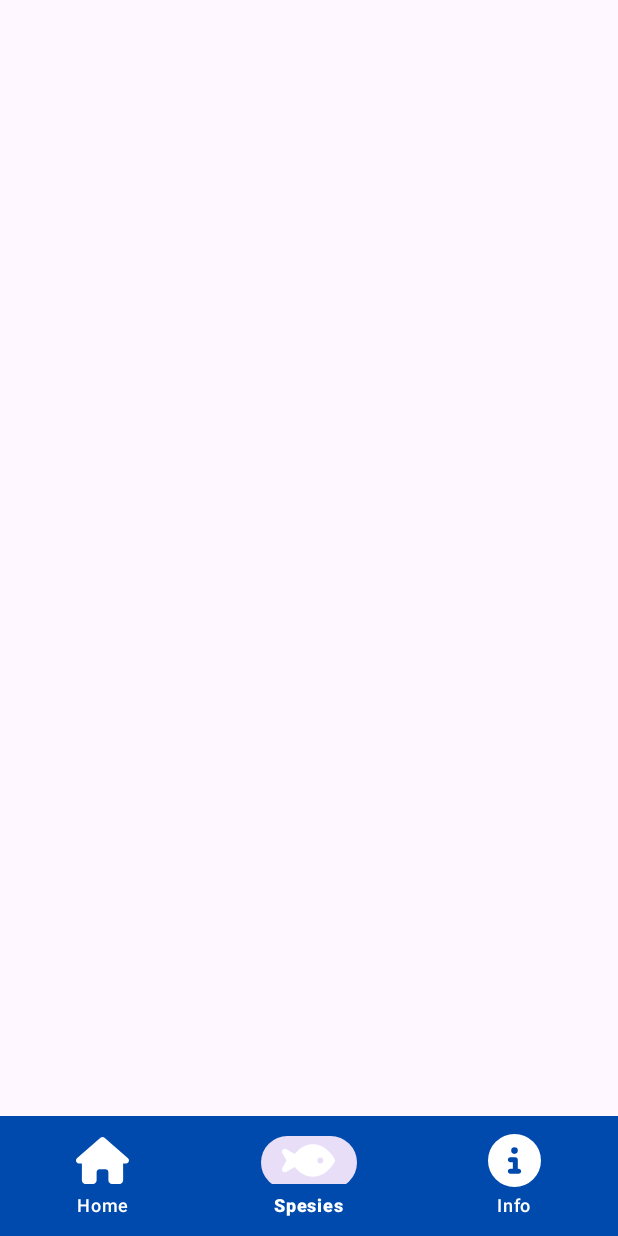
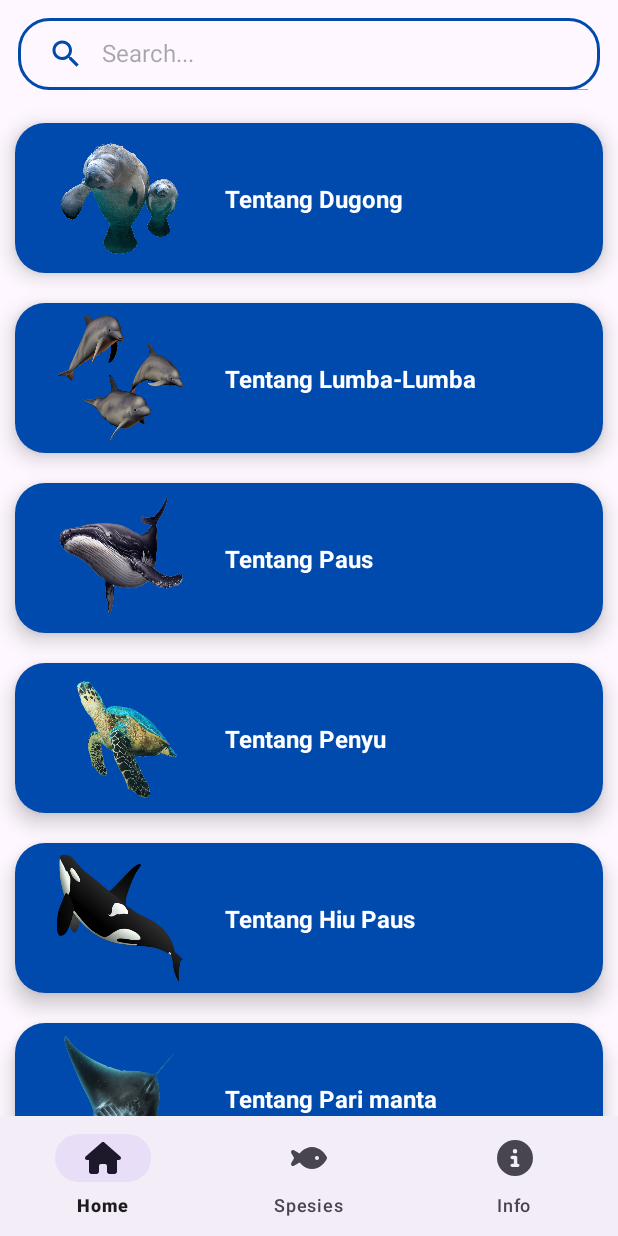
Before and after one commit to Claraindriani1764/TA_PM1_IF22DX_RISFARA, an Android app: the screen it shows after launch (MainActivity before the commit, SpesiesActivity after it), item 2 of the bottom bar chosen, on a phone screen of 412 x 824 dp. Run offline under Robolectric (Android 15) with nearby library versions, the phone set to English and light mode, and no system bars.

Commit message:
risma : MENGGANTI FRAGMENT JD SPESIES ACITVITY

```diff
--- a/PROGRAM/app/src/main/AndroidManifest.xml
+++ b/PROGRAM/app/src/main/AndroidManifest.xml
@@ -13,6 +13,9 @@
         android:theme="@style/Theme.SeaCare"
         tools:targetApi="31">
         <activity
+            android:name=".SpesiesActivity"
+            android:exported="false" />
+        <activity
             android:name=".DetailActivityspesies"
             android:exported="false" />
         <activity
--- /dev/null
+++ b/PROGRAM/app/src/main/java/com/uti/seacare/AdapterClass.kt
@@ -0,0 +1,39 @@
+package com.uti.seacare
+
+import android.view.LayoutInflater
+import android.view.View
+import android.view.ViewGroup
+import android.widget.ImageView
+import android.widget.TextView
+import androidx.recyclerview.widget.RecyclerView
+
+class AdapterClass(private val dataList: ArrayList<DataClass>) :
+    RecyclerView.Adapter<AdapterClass.ViewHolderClass>() {
+
+    var onItemClick: ((DataClass) -> Unit)? = null
+
+    override fun onCreateViewHolder(parent: ViewGroup, viewType: Int): ViewHolderClass {
+        val itemView = LayoutInflater.from(parent.context)
+            .inflate(R.layout.item_layoutspesies, parent, false)
+        return ViewHolderClass(itemView)
+    }
+
+    override fun onBindViewHolder(holder: ViewHolderClass, position: Int) {
+        val currentItem = dataList[position]
+        holder.rvImage.setImageResource(currentItem.dataImage)
+        holder.rvTitle.text = currentItem.dataTitle
+
+        holder.itemView.setOnClickListener {
+            onItemClick?.invoke(currentItem)
+        }
+    }
+
+    override fun getItemCount(): Int {
+        return dataList.size
+    }
+
+    class ViewHolderClass(itemView: View) : RecyclerView.ViewHolder(itemView) {
+        val rvImage: ImageView = itemView.findViewById(R.id.image)
+        val rvTitle: TextView = itemView.findViewById(R.id.title)
+    }
+}
--- a/PROGRAM/app/src/main/java/com/uti/seacare/AdapterSpesies.kt
+++ /dev/null
@@ -1,38 +0,0 @@
-package com.uti.seacare
-
-import android.view.LayoutInflater
-import android.view.View
-import android.view.ViewGroup
-import android.widget.ImageView
-import android.widget.TextView
-import androidx.recyclerview.widget.RecyclerView
-
-
-class AdapterSpesies(private val dataList: ArrayList<DataClassspesies>):
-    RecyclerView.Adapter<AdapterSpesies.ViewHolderClass>() {
-
-    var onItemClick: ((DataClassspesies)-> Unit)? = null
-    override fun onCreateViewHolder(parent: ViewGroup, viewType: Int): ViewHolderClass {
-        val itemView = LayoutInflater.from(parent.context).
-        inflate(R.layout.item_layoutspesies,parent, false)
-        return ViewHolderClass(itemView)
-    }
-
-    override fun onBindViewHolder(holder: ViewHolderClass, position: Int) {
-        val currenItem = dataList[position]
-        holder.rvImage.setImageResource(currenItem.dataImage)
-        holder.rvtitle.text = currenItem.dataTitle
-
-        holder.itemView.setOnClickListener{
-            onItemClick?.invoke(currenItem)
-        }
-    }
-
-    override fun getItemCount(): Int {
-        return dataList.size
-    }
-    class ViewHolderClass(itemView: View) : RecyclerView.ViewHolder(itemView) {
-        val rvImage: ImageView = itemView.findViewById(R.id.image)
-        val rvtitle: TextView = itemView.findViewById(R.id.title)
-    }
-}
--- /dev/null
+++ b/PROGRAM/app/src/main/java/com/uti/seacare/DataClass.kt
@@ -0,0 +1,6 @@
+package com.uti.seacare
+
+data class DataClass(
+    val dataImage: Int,
+    val dataTitle: String
+)
--- a/PROGRAM/app/src/main/java/com/uti/seacare/DataClassspesies.kt
+++ /dev/null
@@ -1,3 +0,0 @@
-package com.uti.seacare
-
-data class DataClassspesies(var dataImage:Int, var dataTitle:String)
--- a/PROGRAM/app/src/main/java/com/uti/seacare/MainActivity.kt
+++ b/PROGRAM/app/src/main/java/com/uti/seacare/MainActivity.kt
@@ -1,5 +1,6 @@
 package com.uti.seacare
 
+import android.content.Intent
 import android.os.Bundle
 import androidx.activity.enableEdgeToEdge
 import androidx.appcompat.app.AppCompatActivity
@@ -16,21 +17,36 @@
         setContentView(binding.root)
         replaceFragment(HomeFragment())
 
-        binding.bottomNav.setOnItemSelectedListener {
-            when(it.itemId){
+        // Check if the activity was started with a specific fragment in mind
+        val fragmentName = intent.getStringExtra("fragment")
+        if (fragmentName != null) {
+            when (fragmentName) {
+                "home" -> replaceFragment(HomeFragment())
+                "info" -> replaceFragment(InfoFragment())
+                else -> replaceFragment(HomeFragment())
+            }
+        } else {
+            replaceFragment(HomeFragment())
+        }
+
+        binding.bottomNav.setOnItemSelectedListener { menuItem ->
+            when (menuItem.itemId) {
                 R.id.home -> replaceFragment(HomeFragment())
-                R.id.spesies -> replaceFragment(SpesiesFragment())
+                R.id.spesies -> {
+                    // Intent untuk membuka SpesiesActivity
+                    val intent = Intent(this, SpesiesActivity::class.java)
+                    startActivity(intent)
+                }
                 R.id.info -> replaceFragment(InfoFragment())
-
-                else ->{
-
-
+                else -> {
+                    // Kode untuk item menu lainnya
                 }
             }
             true
         }
     }
-    private fun replaceFragment(fragment: Fragment){
+
+    private fun replaceFragment(fragment: Fragment) {
         val fragmentManager = supportFragmentManager
         val fragmentTransaction = fragmentManager.beginTransaction().addToBackStack(null)
         fragmentTransaction.replace(R.id.frm_layout, fragment)
--- /dev/null
+++ b/PROGRAM/app/src/main/java/com/uti/seacare/SpesiesActivity.kt
@@ -0,0 +1,66 @@
+package com.uti.seacare
+
+import android.content.Intent
+import android.os.Bundle
+import androidx.activity.enableEdgeToEdge
+import androidx.appcompat.app.AppCompatActivity
+import androidx.core.view.ViewCompat
+import androidx.core.view.WindowInsetsCompat
+import androidx.recyclerview.widget.LinearLayoutManager
+import androidx.recyclerview.widget.RecyclerView
+import com.google.android.material.bottomnavigation.BottomNavigationView
+
+class SpesiesActivity : AppCompatActivity() {
+
+    private lateinit var recyclerView: RecyclerView
+    private lateinit var dataList: ArrayList<DataClass>
+    lateinit var imageList:Array<Int>
+    lateinit var titleList:Array<String>
+
+    override fun onCreate(savedInstanceState: Bundle?) {
+        super.onCreate(savedInstanceState)
+        enableEdgeToEdge()
+        setContentView(R.layout.activity_spesies)
+
+        imageList = arrayOf(
+            R.drawable.dugong,
+            R.drawable.lumba,
+            R.drawable.paus,
+            R.drawable.penyu,
+            R.drawable.pauss,
+            R.drawable.parimanta,
+            R.drawable.penguin,
+            R.drawable.gurita,
+            R.drawable.ikankarang,
+            R.drawable.hiu
+        )
+
+        titleList = arrayOf(
+            "Tentang Dugong",
+            "Tentang Lumba-Lumba",
+            "Tentang Paus",
+            "Tentang Penyu",
+            "Tentang Hiu Paus",
+            "Tentang Pari manta",
+            "Tentang Penguin",
+            "Tentang Gurita",
+            "Tentang Ikan Karang",
+            "Tentang Hiu"
+        )
+        recyclerView = findViewById(R.id.recyclerView)
+        recyclerView.layoutManager = LinearLayoutManager(this)
+        recyclerView.setHasFixedSize(true)
+
+        dataList = arrayListOf<DataClass>()
+        getData()
+
+    }
+
+    private fun getData() {
+        for (i in imageList.indices) {
+            val dataClass = DataClass(imageList[i], titleList[i])
+            dataList.add(dataClass)
+    }
+        recyclerView.adapter = AdapterClass(dataList)
+    }
+    }
--- a/PROGRAM/app/src/main/java/com/uti/seacare/SpesiesFragment.kt
+++ /dev/null
@@ -1,116 +0,0 @@
-package com.uti.seacare
-
-import android.os.Bundle
-import androidx.fragment.app.Fragment
-import android.view.LayoutInflater
-import android.view.View
-import android.view.ViewGroup
-import androidx.recyclerview.widget.LinearLayoutManager
-import androidx.recyclerview.widget.RecyclerView
-
-
-
-// the fragment initialization parameters, e.g. ARG_ITEM_NUMBER
-private const val ARG_PARAM1 = "param1"
-private const val ARG_PARAM2 = "param2"
-
-/**
- * A simple [Fragment] subclass.
- * Use the [SpesiesFragment.newInstance] factory method to
- * create an instance of this fragment.
- */
-class SpesiesFragment : Fragment() {
-
-    private lateinit var recyclerView: RecyclerView
-    private lateinit var dataList: ArrayList<DataClassspesies>
-    lateinit var imageList: Array<Int>
-    lateinit var titleList: Array<String>
-
-    private var param1: String? = null
-    private var param2: String? = null
-
-    override fun onCreate(savedInstanceState: Bundle?) {
-        super.onCreate(savedInstanceState)
-        arguments?.let {
-            param1 = it.getString(ARG_PARAM1)
-            param2 = it.getString(ARG_PARAM2)
-        }
-
-        imageList = arrayOf(
-            R.drawable.dugong,
-            R.drawable.lumba,
-            R.drawable.paus,
-            R.drawable.penyu,
-            R.drawable.pauss,
-            R.drawable.parimanta,
-            R.drawable.penguin,
-            R.drawable.gurita,
-            R.drawable.ikankarang,
-            R.drawable.hiu
-        )
-
-        titleList = arrayOf(
-            "Tentang Dugong",
-            "Tentang Lumba-Lumba",
-            "Tentang Paus",
-            "Tentang Penyu",
-            "Tentang Hiu Paus",
-            "Tentang Pari manta",
-            "Tentang Penguin",
-            "Tentang Gurita",
-            "Tentang Ikan Karang",
-            "Tentang Hiu"
-        )
-
-        recyclerView = findViewById()
-        recyclerView.layoutManager = LinearLayoutManager()
-        recyclerView.setHasFixedSize(true)
-
-        dataList = arrayListOf<DataClassspesies>()
-
-    }
-
-    private fun LinearLayoutManager(): LinearLayoutManager {
-        TODO("Not yet implemented")
-    }
-
-    private fun findViewById(): RecyclerView {
-        TODO("Not yet implemented")
-    }
-
-
-    private fun getData(){
-        for (i in imageList.indices){
-            val dataClassspesies = DataClassspesies(imageList[i], titleList[i])
-            dataList.add(dataClassspesies)
-        }
-        recyclerView.adapter = AdapterSpesies(dataList)
-    }
-
-    override fun onCreateView(
-        inflater: LayoutInflater, container: ViewGroup?,
-        savedInstanceState: Bundle?
-    ): View? {
-        // Inflate the layout for this fragment
-        return inflater.inflate(R.layout.fragment_spesies, container, false)
-    }
-
-    companion object {
-        /**
-         * Use this factory method to create a new instance of
-         * this fragment using the provided parameters.
-         *
-         * @param param1 Parameter 1.
-         * @param param2 Parameter 2.
-         * @return A new instance of fragment SpesiesFragment.
-         */
-        @JvmStatic
-        fun newInstance(param1: String, param2: String) =
-            SpesiesFragment().apply {
-                arguments = Bundle().apply {
-                    putString(ARG_PARAM1, param1)
-                    putString(ARG_PARAM2, param2)
-                }
-            }
-    }
-}
--- /dev/null
+++ b/PROGRAM/app/src/main/res/layout/activity_spesies.xml
@@ -0,0 +1,44 @@
+<?xml version="1.0" encoding="utf-8"?>
+
+<androidx.constraintlayout.widget.ConstraintLayout xmlns:android="http://schemas.android.com/apk/res/android"
+    xmlns:app="http://schemas.android.com/apk/res-auto"
+    xmlns:tools="http://schemas.android.com/tools"
+    android:layout_width="match_parent"
+    android:layout_height="match_parent"
+    tools:context=".MainActivity">
+
+    <androidx.appcompat.widget.SearchView
+        android:layout_width="0dp"
+        android:layout_height="wrap_content"
+        android:layout_margin="12dp"
+        android:id="@+id/search"
+        app:layout_constraintEnd_toEndOf="parent"
+        app:layout_constraintStart_toStartOf="parent"
+        app:layout_constraintTop_toTopOf="parent"
+        app:iconifiedByDefault="false"
+        app:searchHintIcon="@null"
+        app:queryHint="Search..."
+        android:focusable="false"
+        app:closeIcon="@drawable/baseline_close_24"
+        app:searchIcon="@drawable/ic_search"
+        android:background="@drawable/search_bkg"/>
+
+    <androidx.recyclerview.widget.RecyclerView
+        android:layout_width="match_parent"
+        android:layout_height="0dp"
+        android:id="@+id/recyclerView"
+        android:layout_marginTop="12dp"
+        app:layout_constraintTop_toBottomOf="@id/search"
+        app:layout_constraintBottom_toBottomOf="parent"
+        app:layout_constraintStart_toStartOf="parent"
+        app:layout_constraintEnd_toEndOf="parent"/>
+
+    <com.google.android.material.bottomnavigation.BottomNavigationView
+        android:id="@+id/bottomNav"
+        android:layout_width="match_parent"
+        android:layout_height="wrap_content"
+        android:layout_alignParentBottom="true"
+        app:layout_constraintBottom_toBottomOf="parent"
+        app:menu="@menu/button_nav" />
+
+</androidx.constraintlayout.widget.ConstraintLayout>
--- a/PROGRAM/app/src/main/res/layout/fragment_spesies.xml
+++ /dev/null
@@ -1,16 +0,0 @@
-<?xml version="1.0" encoding="utf-8"?>
-<androidx.constraintlayout.widget.ConstraintLayout
-    xmlns:android="http://schemas.android.com/apk/res/android"
-    xmlns:app="http://schemas.android.com/apk/res-auto"
-    xmlns:tools="http://schemas.android.com/tools"
-    android:layout_width="match_parent"
-    android:layout_height="match_parent"
-    tools:context=".SpesiesFragment">
-
-    <androidx.recyclerview.widget.RecyclerView
-        android:id="@+id/_imageRecyclerView"
-        android:layout_width="match_parent"
-        android:layout_height="match_parent"
-        app:layout_constraintEnd_toEndOf="parent"
-        app:layout_constraintTop_toTopOf="parent" />
-</androidx.constraintlayout.widget.ConstraintLayout>
```
Also changed, not shown: 1 other file.
